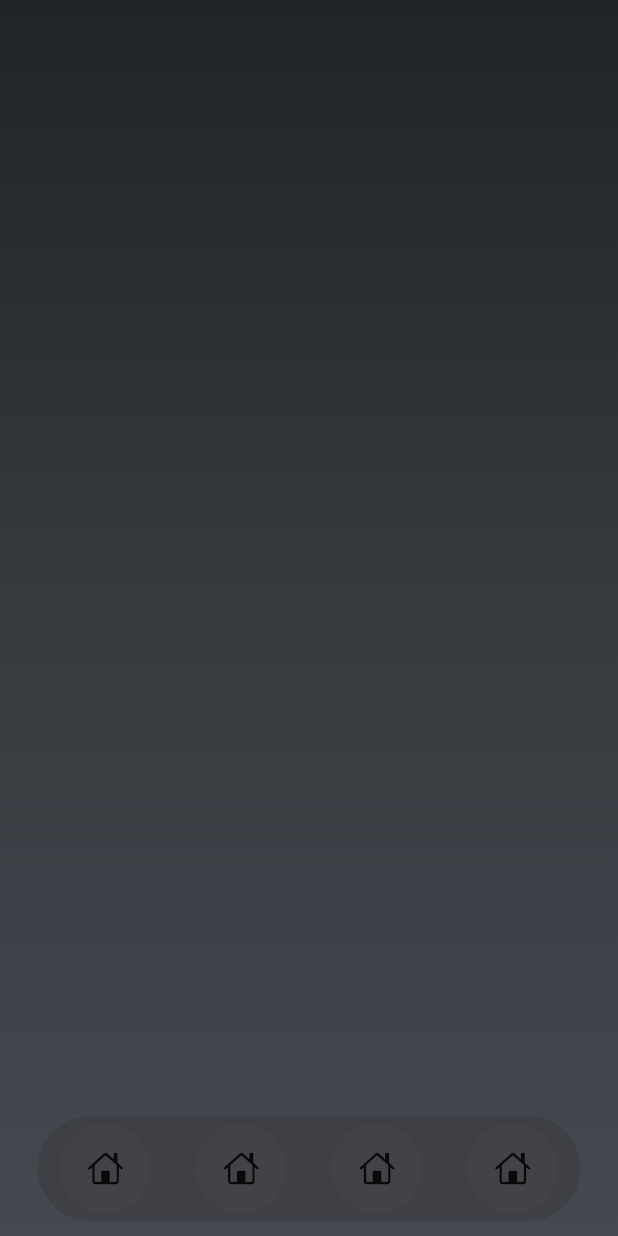
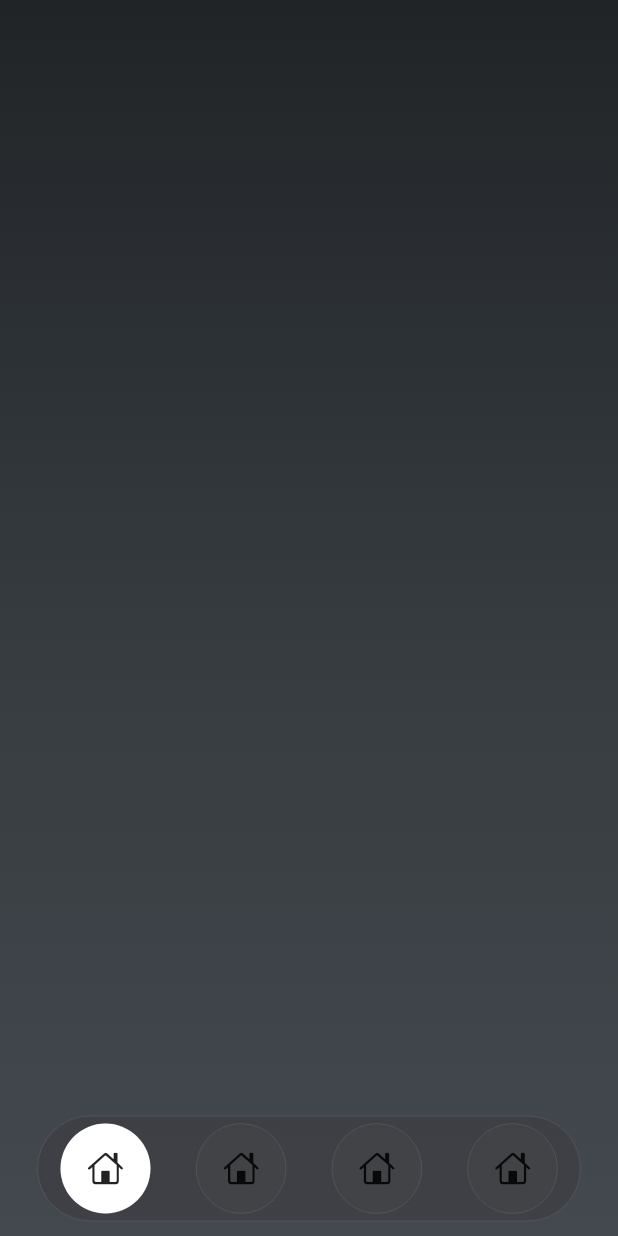
Before and after one commit to melisks/voyager, a Flutter app: the Home screen opened by its route, on a phone screen of 412 x 824 dp. Run offline on Flutter 3.47's test engine with Material 3 defaults, Android fonts, the phone set to English and light mode, and no system bars.

Commit message:
bottomnav ui

```diff
--- a/voyager/lib/widgets/circuilar_icon_button.dart
+++ b/voyager/lib/widgets/circuilar_icon_button.dart
@@ -19,6 +19,10 @@ class CircularIconButton extends StatelessWidget {
             ? AppColor.ckwhite
             : AppColor.ckdarkgrey.withOpacity(0.5),
         borderRadius: BorderRadius.circular(30),
+        border: Border.all(
+          color: AppColor.ckwhite.withOpacity(0.6),
+          width: 0.1,
+        ),
       ),
       child: Center(
         child: Icon(CupertinoIcons.home),
--- a/voyager/lib/widgets/mybottomnav.dart
+++ b/voyager/lib/widgets/mybottomnav.dart
@@ -16,12 +16,19 @@ class _MyBottomNavigationBarState extends State<MyBottomNavigationBar> {
       height: 70,
       margin: EdgeInsets.symmetric(horizontal: 25, vertical: 10),
       decoration: BoxDecoration(
-          color: AppColor.ckgrey.withOpacity(0.5),
-          borderRadius: BorderRadius.circular(35)),
+        color: AppColor.ckgrey.withOpacity(0.5),
+        borderRadius: BorderRadius.circular(35),
+        border: Border.all(
+          color: AppColor.ckwhite.withOpacity(0.6),
+          width: 0.1,
+        ),
+      ),
       child: Row(
         mainAxisAlignment: MainAxisAlignment.spaceAround,
         children: [
-          CircularIconButton(),
+          CircularIconButton(
+            isSelected: true,
+          ),
           CircularIconButton(),
           CircularIconButton(),
           CircularIconButton(),
```
